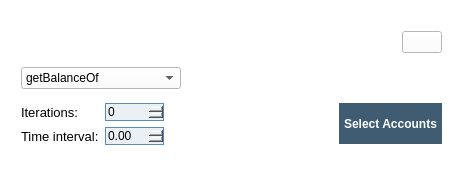
Before: the Qt Designer form ui/Instruction_Balance.ui in DaniCaballero/ide, drawn with Qt 5.
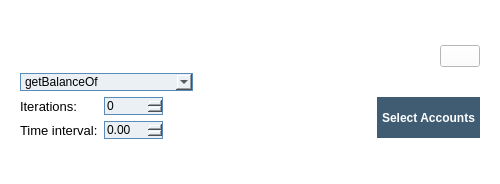
After: the same form once the commit is applied.

Commit message: get balance working

What changed in the file:
```diff
--- a/ui/Instruction_Balance.ui
+++ b/ui/Instruction_Balance.ui
@@ -6,7 +6,7 @@
    <rect>
     <x>0</x>
     <y>0</y>
-    <width>467</width>
+    <width>500</width>
     <height>184</height>
    </rect>
   </property>
@@ -20,32 +20,20 @@
    <string>Form</string>
   </property>
   <property name="styleSheet">
-   <string notr="true">background-color: white;</string>
+   <string notr="true">background-color: white;
+</string>
   </property>
+  <layout class="QHBoxLayout" name="horizontalLayout_4">
+   <item>
   <widget class="QWidget" name="widget" native="true">
-   <property name="geometry">
-    <rect>
-     <x>11</x>
-     <y>11</y>
-     <width>445</width>
-     <height>162</height>
-    </rect>
-   </property>
    <property name="sizePolicy">
-    <sizepolicy hsizetype="Fixed" vsizetype="Fixed">
+      <sizepolicy hsizetype="Preferred" vsizetype="Fixed">
      <horstretch>0</horstretch>
      <verstretch>0</verstretch>
     </sizepolicy>
    </property>
-   <widget class="QWidget" name="">
-    <property name="geometry">
-     <rect>
-      <x>10</x>
-      <y>12</y>
-      <width>421</width>
-      <height>132</height>
-     </rect>
-    </property>
+     <layout class="QHBoxLayout" name="horizontalLayout_3">
+      <item>
     <layout class="QGridLayout" name="gridLayout">
      <item row="0" column="0" colspan="3">
       <layout class="QHBoxLayout" name="horizontalLayout">
@@ -88,6 +76,10 @@
      </item>
      <item row="1" column="0">
       <widget class="QComboBox" name="comboBox">
+          <property name="styleSheet">
+           <string notr="true">border: 1px solid #5b8cb9;  
+background-color: #ebf0f4;</string>
+          </property>
        <item>
         <property name="text">
          <string>getBalanceOf</string>
@@ -193,7 +185,7 @@
       </spacer>
      </item>
      <item row="2" column="2">
-      <widget class="QPushButton" name="select_arguments">
+         <widget class="QPushButton" name="select_accounts_btn">
        <property name="sizePolicy">
         <sizepolicy hsizetype="Fixed" vsizetype="Fixed">
          <horstretch>0</horstretch>
@@ -212,11 +204,11 @@
         </font>
        </property>
        <property name="styleSheet">
-        <string notr="true">#select_arguments {
+           <string notr="true">#select_accounts_btn {
 border: none; padding: 5px; background-color: #3f5c73; color: white;
 }
 
-#select_arguments::hover {
+#select_accounts_btn::hover {
 background-color: #517da6;
 }
 </string>
@@ -227,8 +219,11 @@
       </widget>
      </item>
     </layout>
-   </widget>
-  </widget>
+      </item>
+     </layout>
+    </widget>
+   </item>
+  </layout>
  </widget>
  <resources/>
  <connections/>
```
Lines whose indentation alone changed are shown as unchanged. The commit also changes 8 other files.
